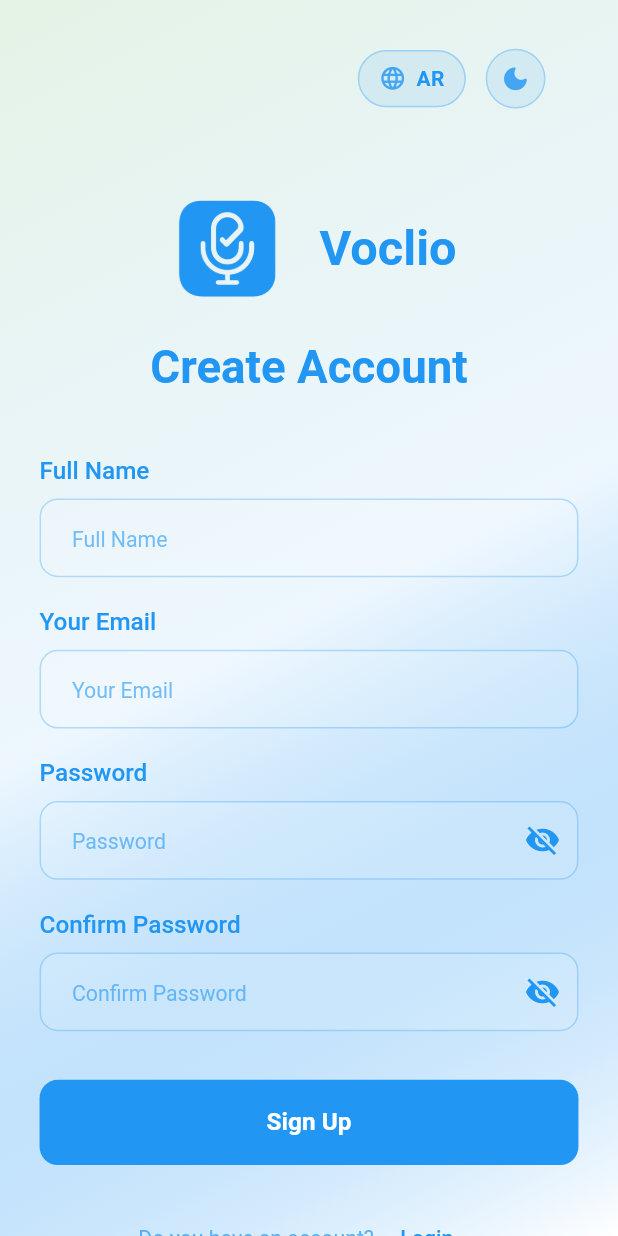
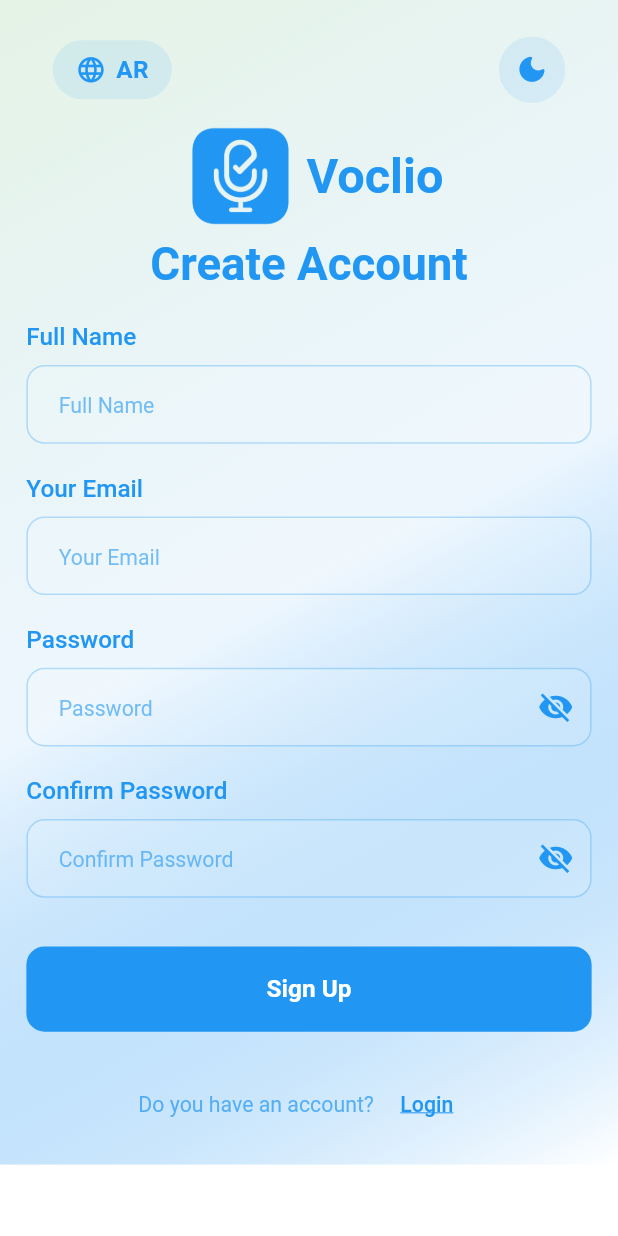
Before and after one commit to Voclio/voclio-mobile, a Flutter app: the RegisterScreen screen opened by its route, on a phone screen of 412 x 824 dp. Run offline on Flutter 3.47's test engine with Material 3 defaults, Android fonts, the phone set to English and light mode, and no system bars; our stand-ins replace animate_do, connectivity_plus, dio, equatable, flutter_bloc, flutter_screenutil and 3 more; accounts and stored records are empty.

Commit message:
refactor(auth): Simplify and enhance auth screen UI
This commit refactors the authentication screens (`Login`, `Register`) and their components for a cleaner and more consistent user experience.

- Replaces the previous language and theme toggle widgets with a new, unified `AuthTopControls` widget. This new widget features improved animations and a simplified design.
- Removes the now-unused `dark_and_Lang_bar.dart` file.
- Adds `devtools_options.yaml` to configure Flutter DevTools settings.
- Updates dependencies, notably upgrading `flutter_bloc`.
- Adds a new localization key for "Confirm Password" to support internationalization on the registration screen.
- Minor code cleanup and formatting adjustments across various auth-related files.

```diff
--- /dev/null
+++ b/devtools_options.yaml
@@ -0,0 +1,3 @@
+description: This file stores settings for Dart & Flutter DevTools.
+documentation: https://docs.flutter.dev/tools/devtools/extensions#configure-extension-enablement-states
+extensions:
--- a/lang/ar.json
+++ b/lang/ar.json
@@ -1,6 +1,7 @@
 {
     "language": "العربية",
     "app_name": "فوكليو",
+    "passwordConfirmation": " تأكيد كلمه المرور",
     "login": "تسجيل الدخول",
     "welcome": "مرحباً! الرجاء إدخال بريدك الإلكتروني وكلمة المرور للبدء.",
     "your_email": "بريدك الإلكتروني",
--- a/lang/en.json
+++ b/lang/en.json
@@ -5,6 +5,7 @@
     "welcome": "Welcome! Please enter your email and password to get started.",
     "your_email": "Your Email",
     "password": "Password",
+    "passwordConfirmation": "Confirm Password",
     "valid_email": "Please enter a valid email",
     "valid_passwrod": "Please enter a valid password, not less than 6 characters",
     "logged_successfully": "You have been logged in successfully",
--- a/lib/core/language/lang_keys.dart
+++ b/lib/core/language/lang_keys.dart
@@ -5,6 +5,7 @@ class LangKeys {
   static const String welcome = 'welcome';
   static const String email = 'your_email';
   static const String password = 'password';
+  static const String passwordConfirmation = 'passwordConfirmation';
   static const String validEmail = 'valid_email';
   static const String validPasswrod = 'valid_passwrod';
   static const String loggedSuccessfully = 'logged_successfully';
--- a/lib/core/onboarding/onboarding_screen.dart
+++ b/lib/core/onboarding/onboarding_screen.dart
@@ -1,5 +1,6 @@
 import 'package:flutter/material.dart';
 import 'package:voclio_app/core/extentions/context_extentions.dart';
+import 'package:flutter_screenutil/flutter_screenutil.dart';
 import 'package:voclio_app/core/routes/App_routes.dart';
 import 'package:voclio_app/core/app/theme_controller.dart';
 import 'package:voclio_app/core/app/language_controller.dart';
@@ -199,6 +200,7 @@ class _OnboardingScreenState
   Widget _buildTopControls(BuildContext context) {
     final colors = context.colors;
     return Row(
+
       children: [
         // Language Toggle Button
         CustomFadeInRight(
@@ -244,7 +246,7 @@ class _OnboardingScreenState
             ),
           ),
         ),
-        const SizedBox(width: 12),
+         SizedBox(width:240.w ),
         // Dark Mode Toggle Button
         CustomFadeInRight(
           duration: 700,
--- a/lib/features/auth/presentation/bloc/auth_event.dart
+++ b/lib/features/auth/presentation/bloc/auth_event.dart
@@ -2,7 +2,6 @@ part of 'auth_bloc.dart';
 
 abstract class AuthEvent extends Equatable {
   const AuthEvent();
-
   @override
   List<Object?> get props => [];
 }
@@ -57,9 +56,7 @@ class ResetPasswordEvent extends AuthEvent {
   final String email;
   final String newPassword;
   final String otp;
-
   const ResetPasswordEvent(this.email, this.newPassword, this.otp);
-
   @override
   List<Object?> get props => [email, newPassword, otp];
 }
--- a/lib/features/auth/presentation/screens/register_screen.dart
+++ b/lib/features/auth/presentation/screens/register_screen.dart
@@ -38,28 +38,12 @@ class _RegisterScreenState extends State<RegisterScreen> {
     super.dispose();
   }
 
-  void _onRegister() {
-    if (_formKey.currentState!.validate()) {
-      final request = AuthRequest(
-        email: _emailController.text.trim(),
-        password: _passwordController.text,
-        fullName: _nameController.text.trim(),
-      );
-      context.read<AuthBloc>().add(RegisterEvent(request));
-    }
-  }
 
-  Future<void> _onRefresh() async {
-    // Clear any previous errors and reset form
-    context.read<AuthBloc>().add(RefreshAuthEvent());
-    await Future.delayed(const Duration(milliseconds: 500));
-  }
 
   @override
   Widget build(BuildContext context) {
     final size = MediaQuery.of(context).size;
     final isSmall = size.height < 700;
-
     return BlocListener<AuthBloc, AuthState>(
       listener: (context, state) {
         if (state is AuthSuccess) {
@@ -92,25 +76,24 @@ class _RegisterScreenState extends State<RegisterScreen> {
               onRefresh: _onRefresh,
               child: SingleChildScrollView(
                 physics: const AlwaysScrollableScrollPhysics(),
-                padding: EdgeInsets.symmetric(
-                  horizontal: isSmall ? 20.w : 24.w,
-                  vertical: isSmall ? 16.h : 20.h,
-                ),
+
               child: Form(
                 key: _formKey,
+                child: Padding(
+                  padding: EdgeInsets.symmetric(
+                    horizontal: isSmall ? 9.w : 16.w,
+                    vertical: isSmall ? 16.h : 16.h,
+                  ),
                   child: Column(
                     children: [
                       // Top controls (theme and language toggles)
                       AuthTopControls(),
 
-                    SizedBox(height: isSmall ? 20.h : 40.h),
-
                        // Title info
                        AuthTitleInfo(
                          title: context.translate(LangKeys.createAccount),
                        ),
-
-                    SizedBox(height: isSmall ? 30.h : 40.h),
+                      SizedBox(height: isSmall ? 15.h : 20.h),
 
                       // Full name field
                       AuthTextField(
@@ -124,9 +107,7 @@ class _RegisterScreenState extends State<RegisterScreen> {
                           return null;
                         },
                       ),
-
                       SizedBox(height: isSmall ? 16.h : 20.h),
-
                       // Email field
                       AuthTextField(
                         label: context.translate(LangKeys.email),
@@ -178,8 +159,8 @@ class _RegisterScreenState extends State<RegisterScreen> {
 
                       // Confirm password field
                       AuthTextField(
-                      label: 'Confirm ${context.translate(LangKeys.password)}',
-                      hint: 'Confirm ${context.translate(LangKeys.password)}',
+                        label: context.translate(LangKeys.passwordConfirmation)??'',
+                        hint: context.translate(LangKeys.passwordConfirmation)??'',
                         controller: _confirmPasswordController,
                         obscureText: _obscureConfirmPassword,
                         suffixIcon: IconButton(
@@ -238,7 +219,10 @@ class _RegisterScreenState extends State<RegisterScreen> {
                           ),
                         ],
                       ),
+
+
                     ],
+                  ),
                 ),
               ),
             ),
@@ -248,4 +232,20 @@ class _RegisterScreenState extends State<RegisterScreen> {
       ),
     );
   }
+  void _onRegister() {
+    if (_formKey.currentState!.validate()) {
+      final request = AuthRequest(
+        email: _emailController.text.trim(),
+        password: _passwordController.text,
+        fullName: _nameController.text.trim(),
+      );
+      context.read<AuthBloc>().add(RegisterEvent(request));
     }
+  }
+
+  Future<void> _onRefresh() async {
+    // Clear any previous errors and reset form
+    context.read<AuthBloc>().add(RefreshAuthEvent());
+    await Future.delayed(const Duration(milliseconds: 500));
+  }
+}
--- a/lib/features/auth/presentation/widgets/auth_title_info.dart
+++ b/lib/features/auth/presentation/widgets/auth_title_info.dart
@@ -41,7 +41,7 @@ class AuthTitleInfo extends StatelessWidget {
                     colorBlendMode: BlendMode.srcIn,
                   ),
                 ),
-                SizedBox(width: isSmall ? 12.w : 16.w),
+
                 TextApp(
                   text: 'Voclio',
                   textAlign: TextAlign.center,
@@ -53,7 +53,6 @@ class AuthTitleInfo extends StatelessWidget {
                 ),
               ],
             ),
-            SizedBox(height: isSmall ? 16.h : 20.h),
           ],
           // Title
           TextApp(
--- a/lib/features/auth/presentation/widgets/auth_top_controls.dart
+++ b/lib/features/auth/presentation/widgets/auth_top_controls.dart
@@ -4,7 +4,6 @@ import 'package:voclio_app/core/extentions/context_extentions.dart';
 import 'package:voclio_app/core/app/theme_controller.dart';
 import 'package:voclio_app/core/app/language_controller.dart';
 import '../../../../core/common/animation/animate_do.dart';
-import '../../../../core/common/animation/smooth_toggle_animation.dart';
 
 class AuthTopControls extends StatelessWidget {
   const AuthTopControls({super.key});
@@ -30,105 +29,168 @@ class AuthTopControls extends StatelessWidget {
     final isSmall = size.height < 700;
 
     return Padding(
-      padding: EdgeInsets.symmetric(
-        horizontal: 20.w,
-        vertical: isSmall ? 8.h : 12.h,
-      ),
+      padding: EdgeInsets.symmetric(horizontal: 16.w, vertical: 8.h),
       child: Row(
         mainAxisAlignment: MainAxisAlignment.spaceBetween,
         children: [
-          // Back button placeholder (can be used for navigation)
-          SizedBox(width: 50.w),
-
-          // Toggle controls
-          Row(
-            children: [
-              // Language Toggle Button
-              CustomFadeInRight(
-                duration: 600,
+          /// 🌍 Language Toggle
+          _AnimatedButtonWrapper(
+            isActive: LanguageController.instance.isArabic,
+            duration: const Duration(milliseconds: 600),
+            direction: LanguageController.instance.isArabic
+                ? AnimationDirection.right
+                : AnimationDirection.left,
             child: GestureDetector(
               onTap: () async {
                 await LanguageController.instance.toggleLanguage();
               },
-                  child: SmoothContainerTransition(
-                    isActive: LanguageController.instance.isArabic,
-                    activeColor: colors.primary!.withOpacity(0.2),
-                    inactiveColor: colors.primary!.withOpacity(0.1),
-                    duration: const Duration(milliseconds: 300),
-                    curve: Curves.easeInOut,
-                    borderRadius: 20,
-                    child: Padding(
+              child: Container(
                 padding: EdgeInsets.symmetric(
-                        horizontal: isSmall ? 10.w : 12.w,
+                  horizontal: isSmall ? 12.w : 14.w,
                   vertical: isSmall ? 6.h : 8.h,
                 ),
+                decoration: BoxDecoration(
+                  color: colors.primary!.withOpacity(0.1),
+                  borderRadius: BorderRadius.circular(30.r),
+                ),
                 child: Row(
-                        mainAxisSize: MainAxisSize.min,
                   children: [
-                          SmoothToggleAnimation(
-                            isActive: LanguageController.instance.isArabic,
-                            duration: const Duration(milliseconds: 400),
-                            curve: Curves.elasticOut,
-                            rotationAngle: 0.25,
-                            child: Icon(
+                    Icon(
                       Icons.language_rounded,
                       color: colors.primary,
-                              size: isSmall ? 16.sp : 18.sp,
+                      size: isSmall ? 18.sp : 20.sp,
                     ),
+                    SizedBox(width: 6.w),
+                    Text(
+                      LanguageController.instance.isArabic ? 'EN' : 'AR',
+                      style: TextStyle(
+                        color: colors.primary,
+                        fontSize: isSmall ? 14.sp : 16.sp,
+                        fontWeight: FontWeight.w600,
                       ),
-                          SizedBox(width: isSmall ? 4.w : 6.w),
-                          SmoothTextTransition(
-                            text: LanguageController.instance.isArabic ? 'EN' : 'AR',
-                            isActive: LanguageController.instance.isArabic,
-                            duration: const Duration(milliseconds: 350),
-                            curve: Curves.easeInOut,
-                            textColor: colors.primary,
                     ),
                   ],
                 ),
               ),
             ),
           ),
-              ),
-              SizedBox(width: isSmall ? 8.w : 12.w),
-              // Dark Mode Toggle Button
-              CustomFadeInRight(
-                duration: 700,
+
+          /// 🌗 Theme Toggle
+          _AnimatedButtonWrapper(
+            isActive: ThemeController.instance.isDarkMode.value,
+            duration: const Duration(milliseconds: 600),
+            direction: ThemeController.instance.isDarkMode.value
+                ? AnimationDirection.left
+                : AnimationDirection.right,
             child: GestureDetector(
               onTap: () async {
                 await ThemeController.instance.toggleTheme();
               },
-                  child: SmoothContainerTransition(
-                    isActive: ThemeController.instance.isDarkMode.value,
-                    activeColor: colors.primary!.withOpacity(0.2),
-                    inactiveColor: colors.primary!.withOpacity(0.1),
-                    duration: const Duration(milliseconds: 300),
-                    curve: Curves.easeInOut,
-                    borderRadius: 20,
-                    child: Padding(
-                      padding: EdgeInsets.all(isSmall ? 6.w : 8.w),
-                      child: SmoothToggleAnimation(
-                        isActive: ThemeController.instance.isDarkMode.value,
-                        duration: const Duration(milliseconds: 500),
-                        curve: Curves.elasticOut,
-                        rotationAngle: 0.5,
-                        scaleEffect: true,
+              child: Container(
+                padding: EdgeInsets.all(isSmall ? 8.w : 10.w),
+                decoration: BoxDecoration(
+                  color: colors.primary!.withOpacity(0.1),
+                  borderRadius: BorderRadius.circular(30.r),
+                ),
                 child: Icon(
                   ThemeController.instance.isDarkMode.value
                       ? Icons.light_mode_rounded
                       : Icons.dark_mode_rounded,
                   color: colors.primary,
-                          size: isSmall ? 18.sp : 20.sp,
-                        ),
-                      ),
+                  size: isSmall ? 20.sp : 22.sp,
                 ),
               ),
             ),
           ),
         ],
       ),
-        ],
+    );
+  }
+}
+
+/// 🎬 Widget مخصص بيعمل أنيميشن ناعم في الاتجاه المطلوب
+enum AnimationDirection { left, right }
+
+class _AnimatedButtonWrapper extends StatefulWidget {
+  final Widget child;
+  final bool isActive;
+  final Duration duration;
+  final AnimationDirection direction;
+
+  const _AnimatedButtonWrapper({
+    required this.child,
+    required this.isActive,
+    required this.duration,
+    required this.direction,
+  });
+
+  @override
+  State<_AnimatedButtonWrapper> createState() => _AnimatedButtonWrapperState();
+}
+
+class _AnimatedButtonWrapperState extends State<_AnimatedButtonWrapper>
+    with SingleTickerProviderStateMixin {
+  late AnimationController _controller;
+  late Animation<Offset> _slideAnimation;
+  late Animation<double> _fadeAnimation;
+  late Animation<double> _rotateAnimation;
+
+  @override
+  void initState() {
+    super.initState();
+
+    _controller = AnimationController(vsync: this, duration: widget.duration);
+
+    _setupAnimations();
+    _controller.forward();
+  }
+
+  void _setupAnimations() {
+    final beginOffset = widget.direction == AnimationDirection.right
+        ? const Offset(0.3, 0)
+        : const Offset(-0.3, 0);
+
+    _slideAnimation = Tween<Offset>(
+      begin: beginOffset,
+      end: Offset.zero,
+    ).animate(CurvedAnimation(parent: _controller, curve: Curves.easeOutBack));
+
+    _fadeAnimation = CurvedAnimation(
+      parent: _controller,
+      curve: Curves.easeInOut,
+    );
+
+    _rotateAnimation = Tween<double>(
+      begin: widget.direction == AnimationDirection.right ? 0.05 : -0.05,
+      end: 0.0,
+    ).animate(CurvedAnimation(parent: _controller, curve: Curves.easeOut));
+  }
+
+  @override
+  void didUpdateWidget(covariant _AnimatedButtonWrapper oldWidget) {
+    super.didUpdateWidget(oldWidget);
+    if (oldWidget.isActive != widget.isActive) {
+      _controller.forward(from: 0);
+    }
+  }
+
+  @override
+  Widget build(BuildContext context) {
+    return SlideTransition(
+      position: _slideAnimation,
+      child: FadeTransition(
+        opacity: _fadeAnimation,
+        child: RotationTransition(
+          turns: _rotateAnimation,
+          child: widget.child,
+        ),
       ),
     );
   }
+
+  @override
+  void dispose() {
+    _controller.dispose();
+    super.dispose();
   }
+}
--- a/lib/voclio_app.dart
+++ b/lib/voclio_app.dart
@@ -1,6 +1,6 @@
 import 'package:flutter/material.dart';
+import 'package:flutter_bloc/flutter_bloc.dart';
 import 'package:flutter_screenutil/flutter_screenutil.dart';
-import 'package:flutter_bloc/flutter_bloc.dart';
 
 import 'package:voclio_app/core/app/connectivily_control.dart';
 import 'package:voclio_app/core/app/theme_controller.dart';
--- a/pubspec.yaml
+++ b/pubspec.yaml
@@ -37,6 +37,7 @@ dependencies:
   # The following adds the Cupertino Icons font to your application.
   # Use with the CupertinoIcons class for iOS style icons.
   cupertino_icons: ^1.0.8
+  flutter_bloc: ^9.1.1
 
 dev_dependencies:
   flutter_test:
@@ -57,7 +58,6 @@ dev_dependencies:
   #UI
   animate_do: 3.3.4
   # State Management
-  flutter_bloc: ^8.1.3
   equatable: ^2.0.5
   # Dependency Injection
   get_it: ^7.6.4
```
Also changed, not shown: lib/features/auth/presentation/screens/login_screen.dart (+16 -15 lines), lib/features/auth/presentation/widgets/dark_and_Lang_bar.dart (deleted, +0 -145 lines), pubspec.lock. Lines whose indentation alone changed are shown as unchanged.
